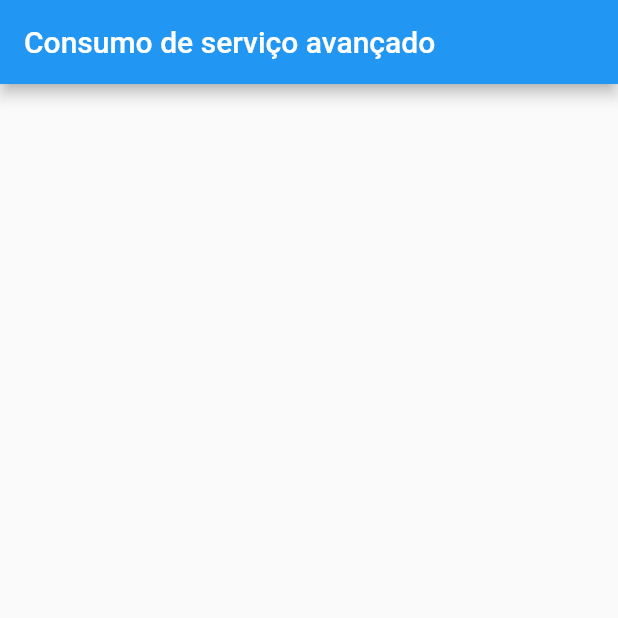
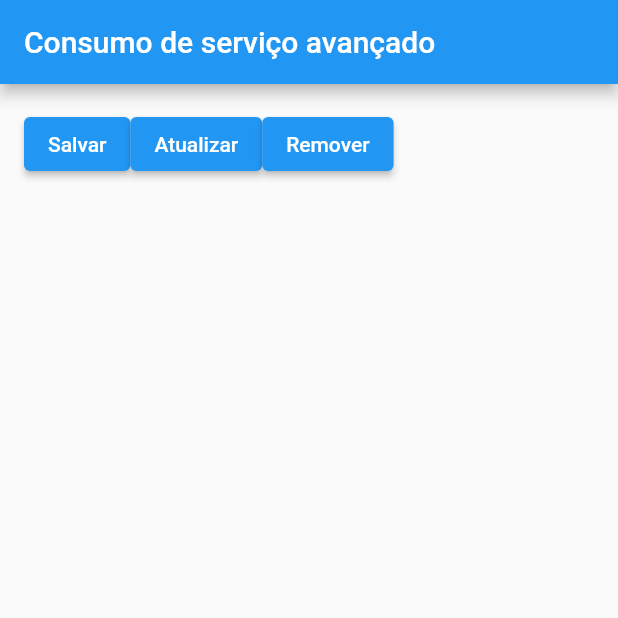
Before and after one commit to guilhermeveras10/consumo_dados_avancado, a Flutter app: the screen it shows after launch, on a phone screen of 412 x 824 dp, the top half of it. Run offline on Flutter 3.47's test engine with Material 2 defaults, Android fonts, the phone set to English and light mode, and no system bars; network calls fail.

Commit message:
iniciando crud funcao de insert

```diff
--- a/lib/Home.dart
+++ b/lib/Home.dart
@@ -10,26 +10,43 @@ class Home extends StatefulWidget {
 }
 
 class _HomeState extends State<Home> {
-
   String _urlBase = "https://jsonplaceholder.typicode.com";
 
   Future<List<Post>> _recuperarPostagens() async {
-
-    http.Response response = await http.get( _urlBase + "/posts" );
-    var dadosJson = json.decode( response.body );
+    http.Response response = await http.get(_urlBase + "/posts");
+    var dadosJson = json.decode(response.body);
 
     List<Post> postagens = [];
-    for( var post in dadosJson ){
-
-      print("post: " + post["title"] );
+    for (var post in dadosJson) {
+      print("post: " + post["title"]);
       Post p = Post(post["userId"], post["id"], post["title"], post["body"]);
-      postagens.add( p );
-
+      postagens.add(p);
     }
     return postagens;
     //print( postagens.toString() );
+  }
 
+  _post() async {
+    var corpo = json.encode({
+      "userId": 120,
+      "id": null,
+      "title": "Titulo",
+      "body": "Corpo da postagem"
+    });
+
+    http.Response response = await http.post(_urlBase + "/posts",
+        headers: {"Content-type": "application/json; charset=UTF-8"},
+        body: corpo);
+
+    print("resposta: ${response.statusCode}");
+    print("resposta: ${response.body}");
   }
+
+  _put() {}
+
+  _patch() {}
+
+  _delete() {}
 
   @override
   Widget build(BuildContext context) {
@@ -37,48 +54,68 @@ class _HomeState extends State<Home> {
       appBar: AppBar(
         title: Text("Consumo de serviço avançado"),
       ),
-      body: FutureBuilder<List<Post>>(
+      body: Container(
+        padding: EdgeInsets.all(16),
+        child: Column(
+          children: <Widget>[
+            Row(
+              children: <Widget>[
+                ElevatedButton(
+                  child: Text("Salvar"),
+                  onPressed: _post,
+                ),
+                ElevatedButton(
+                  child: Text("Atualizar"),
+                  onPressed: _post,
+                ),
+                ElevatedButton(
+                  child: Text("Remover"),
+                  onPressed: _post,
+                ),
+              ],
+            ),
+            Expanded(
+              child: FutureBuilder<List<Post>>(
                 future: _recuperarPostagens(),
                 builder: (context, snapshot) {
-
-          switch( snapshot.connectionState ){
-            case ConnectionState.none :
-            case ConnectionState.waiting :
+                  switch (snapshot.connectionState) {
+                    case ConnectionState.none:
+                    case ConnectionState.waiting:
                       return Center(
                         child: CircularProgressIndicator(),
                       );
-            case ConnectionState.active :
-            case ConnectionState.done :
-              if( snapshot.hasError ){
+                      break;
+                    case ConnectionState.active:
+                    case ConnectionState.done:
+                      if (snapshot.hasError) {
                         print("lista: Erro ao carregar ");
                         return Container();
-              }else {
-
-                print("lista: carregou!! ");
+                      } else {
                         return ListView.builder(
                             itemCount: snapshot.data?.length,
-                    itemBuilder: (context, index){
+                            itemBuilder: (context, index) {
+                              List<Post>? lista = snapshot.data;
 
-                      List<Post>? lista = snapshot.data;
-                      if (lista == null)  return ListTile(
-                        title: Text( "" ),
-                        subtitle: Text( "" ),
+                              if (lista == null)
+                                return ListTile(
+                                  title: Text(""),
+                                  subtitle: Text(""),
                                 );
                               Post post = lista[index];
 
                               return ListTile(
-                        title: Text( post.title ),
-                        subtitle: Text( post.id.toString() ),
+                                title: Text(post.title),
+                                subtitle: Text(post.id.toString()),
                               );
-
-                    }
-                );
-
+                            });
                       }
                       break;
                   }
-
                 },
+              ),
+            )
+          ],
+        ),
       ),
     );
   }
```
Lines whose indentation alone changed are shown as unchanged.
